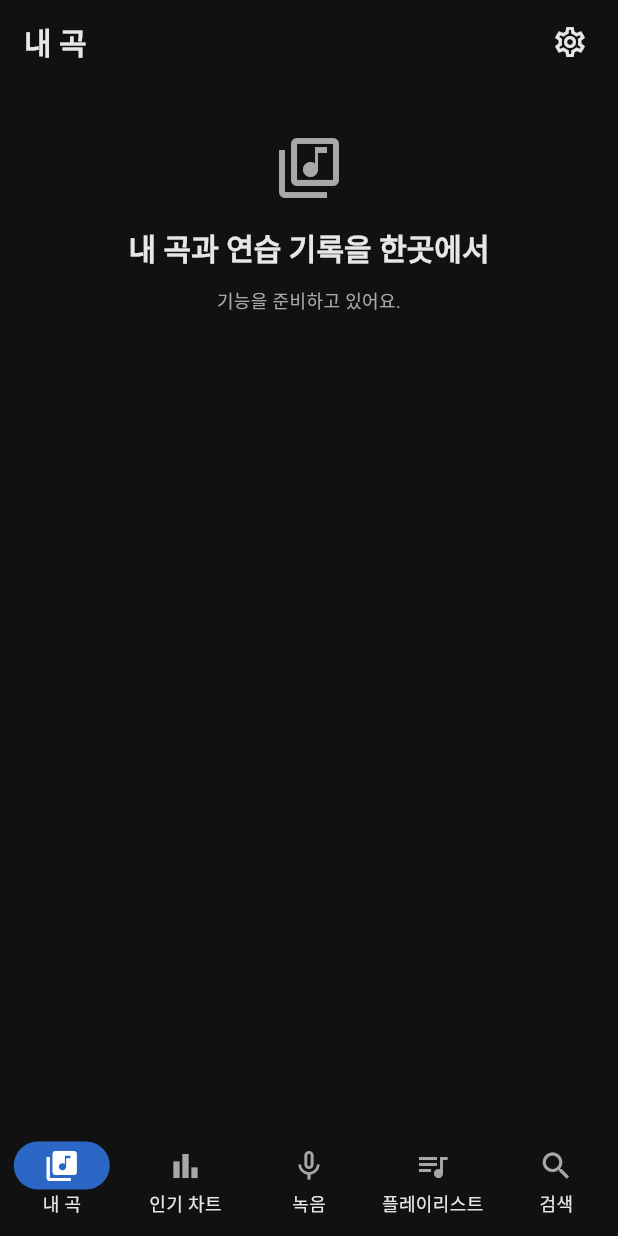
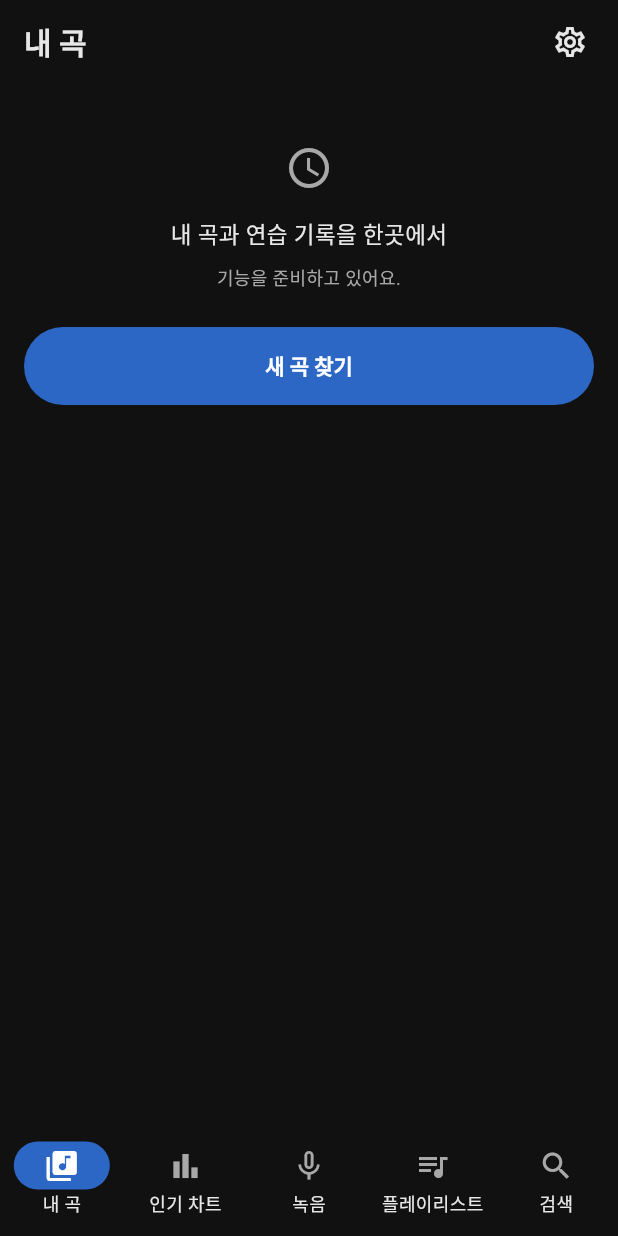
Before and after one commit to ksh321/Song_Record, a Flutter app: the screen it shows after launch, on a phone screen of 412 x 824 dp. Run offline on Flutter 3.47's test engine with Material 3 defaults, Android fonts, the phone set to English and light mode, and no system bars; our stand-ins replace drift; missing offline and left inert: sqlite3; accounts and stored records are empty; generated files the repository leaves out were written again; project files that could hold a hidden picture were left out.

Commit message:
feat(mobile): add song discovery and shared content states

```diff
--- a/apps/mobile/lib/app/app_shell.dart
+++ b/apps/mobile/lib/app/app_shell.dart
@@ -1,6 +1,8 @@
 import 'package:flutter/material.dart';
 import 'package:song_record/app/app_tab.dart';
 import 'package:song_record/core/theme/app_tokens.dart';
+import 'package:song_record/core/widgets/content_state.dart';
+import 'package:song_record/core/widgets/song_discovery_sheet.dart';
 import 'package:song_record/features/recorder/recorder_gateway.dart';
 import 'package:song_record/features/recorder/recorder_panel.dart';
 import 'package:song_record/routing/app_routes.dart';
@@ -48,6 +50,21 @@ class _AppShellState extends State<AppShell> {
       await Navigator.of(context).pushNamed<void>(AppRoutes.settings);
     } finally {
       _settingsOpen = false;
+    }
+  }
+
+  Future<void> _findSong() async {
+    final result = await showSongDiscoverySheet(context: context);
+    if (!mounted || result == null) {
+      return;
+    }
+    switch (result.destination) {
+      case SongDiscoveryDestination.charts:
+        _selectTab(AppTab.charts.index);
+      case SongDiscoveryDestination.search:
+        _selectTab(AppTab.search.index);
+      case SongDiscoveryDestination.mySongs:
+        break; // Only offered by callers with a playlist context.
     }
   }
 
@@ -116,20 +133,13 @@ class _AppShellState extends State<AppShell> {
           // settings. The native service remains the recording state owner.
           RecorderPanel(gateway: widget.recorderGateway)
         else ...[
-          const SizedBox(height: AppSpacing.lg),
-          Icon(tab.icon, size: 48, color: AppColors.muted),
-          const SizedBox(height: AppSpacing.lg),
-          Text(
-            tab.introduction,
-            textAlign: TextAlign.center,
-            style: Theme.of(context).textTheme.titleLarge,
+          ContentState(
+            phase: ContentPhase.waiting,
+            title: tab.introduction,
+            message: '기능을 준비하고 있어요.',
           ),
-          const SizedBox(height: AppSpacing.md),
-          const Text(
-            '기능을 준비하고 있어요.',
-            textAlign: TextAlign.center,
-            style: AppTypography.supporting,
-          ),
+          if (tab == AppTab.songs)
+            FilledButton(onPressed: _findSong, child: const Text('새 곡 찾기')),
         ],
       ],
     );
--- /dev/null
+++ b/apps/mobile/lib/core/widgets/content_state.dart
@@ -0,0 +1,70 @@
+import 'package:flutter/material.dart';
+import 'package:song_record/core/theme/app_tokens.dart';
+
+enum ContentPhase { loading, empty, error, waiting }
+
+/// Display only. The caller supplies the actual request or operation state.
+/// Waiting is not loading and does not imply an active network request.
+class ContentState extends StatelessWidget {
+  const ContentState({
+    required this.phase,
+    required this.title,
+    this.message,
+    this.onRetry,
+    super.key,
+  }) : assert(onRetry == null || phase == ContentPhase.error);
+
+  final ContentPhase phase;
+  final String title;
+  final String? message;
+  final VoidCallback? onRetry;
+
+  @override
+  Widget build(BuildContext context) {
+    final media = MediaQuery.of(context);
+    final reduceMotion = media.disableAnimations || media.accessibleNavigation;
+    return Semantics(
+      liveRegion: true,
+      child: Padding(
+        padding: const EdgeInsets.symmetric(vertical: AppSpacing.xl),
+        child: Column(
+          mainAxisSize: MainAxisSize.min,
+          crossAxisAlignment: CrossAxisAlignment.stretch,
+          children: [
+            if (phase == ContentPhase.loading && !reduceMotion)
+              const Center(
+                child: SizedBox(
+                  width: 28,
+                  height: 28,
+                  child: CircularProgressIndicator(),
+                ),
+              )
+            else
+              Icon(
+                switch (phase) {
+                  ContentPhase.loading => Icons.hourglass_top,
+                  ContentPhase.empty => Icons.music_note_outlined,
+                  ContentPhase.error => Icons.cloud_off_outlined,
+                  ContentPhase.waiting => Icons.schedule,
+                },
+                size: 32,
+                color: AppColors.muted,
+              ),
+            const SizedBox(height: AppSpacing.lg),
+            Text(title, textAlign: TextAlign.center, style: AppTypography.songTitle),
+            if (message != null) ...[
+              const SizedBox(height: AppSpacing.sm),
+              Text(message!, textAlign: TextAlign.center, style: AppTypography.supporting),
+            ],
+            if (onRetry != null) ...[
+              const SizedBox(height: AppSpacing.md),
+              Center(
+                child: OutlinedButton(onPressed: onRetry, child: const Text('다시 시도')),
+              ),
+            ],
+          ],
+        ),
+      ),
+    );
+  }
+}
```
Also changed, not shown: apps/mobile/lib/core/widgets/playlist_song_picker.dart (added, +185 -0 lines), apps/mobile/lib/core/widgets/song_discovery_sheet.dart (added, +142 -0 lines), apps/mobile/tool/preview_song_discovery.dart (added, +149 -0 lines), 5 other files.
